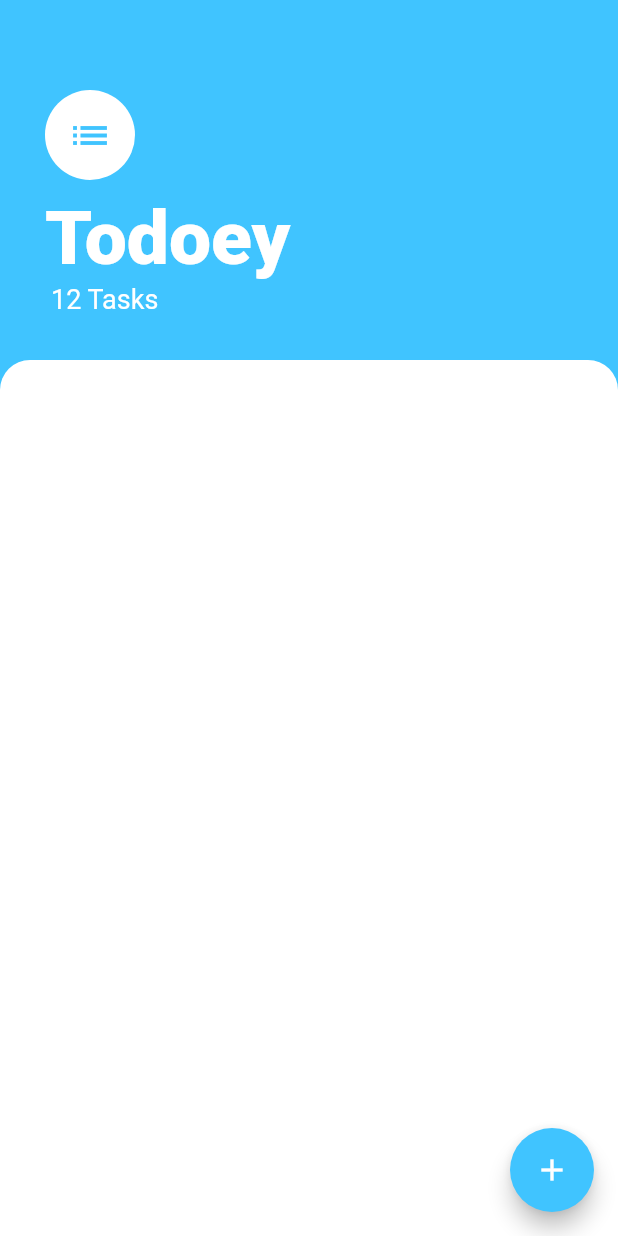
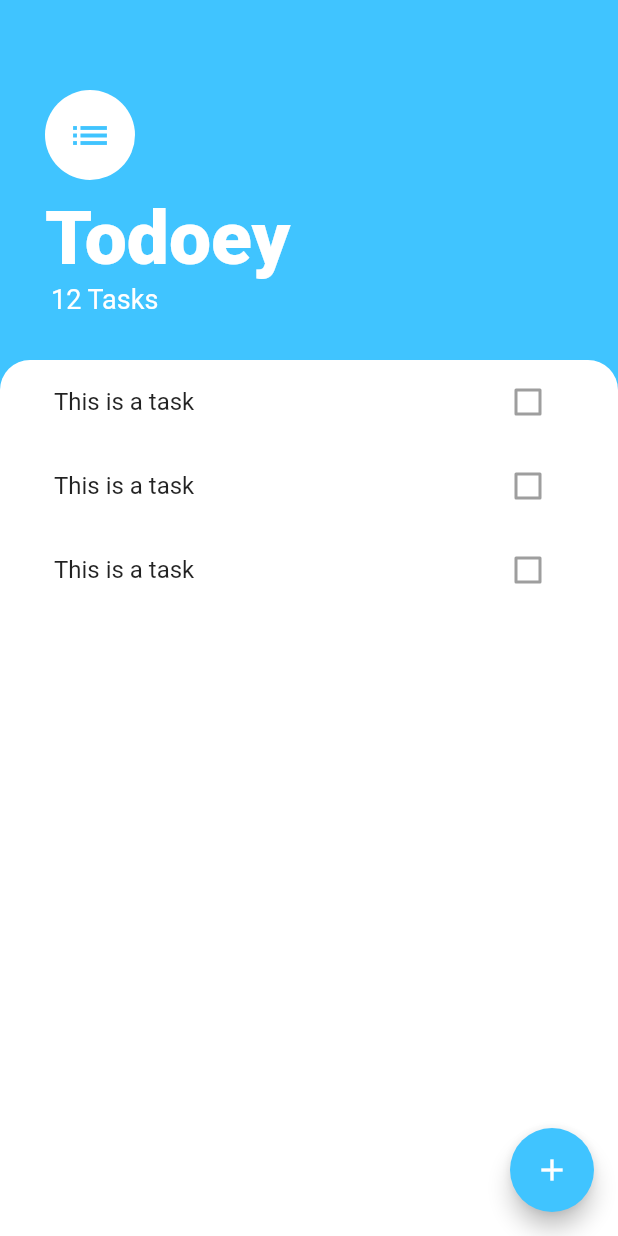
Before and after one commit to PatrickChow0803/Todoey, a Flutter app: the screen it shows after launch, on a phone screen of 412 x 824 dp. Run offline on Flutter 3.47's test engine with Material 2 defaults, Android fonts, the phone set to English and light mode, and no system bars.

Commit message:
Added custom ListView and custom ListTiles

```diff
--- a/todoey_flutter/lib/screens/tasks_screen.dart
+++ b/todoey_flutter/lib/screens/tasks_screen.dart
@@ -1,4 +1,5 @@
 import 'package:flutter/material.dart';
+import 'package:todoey_flutter/widgets/tasks_list.dart';
 
 class TasksScreen extends StatelessWidget {
   @override
@@ -61,6 +62,9 @@ class TasksScreen extends StatelessWidget {
           // Instead of using a height field, can use an expanded widget to stretch the box.
           Expanded(
             child: Container(
+              // Used to have the tasks line up with the widgets on top
+              padding: EdgeInsets.symmetric(horizontal: 20.0),
+              child: TasksList(),
               decoration: BoxDecoration(
                   color: Colors.white,
                   borderRadius: BorderRadius.only(
--- /dev/null
+++ b/todoey_flutter/lib/widgets/tasks_list.dart
@@ -0,0 +1,15 @@
+import 'package:flutter/material.dart';
+import 'package:todoey_flutter/widgets/tasks_tile.dart';
+
+class TasksList extends StatelessWidget {
+  @override
+  Widget build(BuildContext context) {
+    return ListView(
+      children: <Widget>[
+        TaskTile(),
+        TaskTile(),
+        TaskTile(),
+      ],
+    );
+  }
+}
--- /dev/null
+++ b/todoey_flutter/lib/widgets/tasks_tile.dart
@@ -0,0 +1,13 @@
+import 'package:flutter/material.dart';
+
+class TaskTile extends StatelessWidget {
+  @override
+  Widget build(BuildContext context) {
+    return ListTile(
+      title: Text('This is a task'),
+      trailing: Checkbox(
+        value: false,
+      ),
+    );
+  }
+}
```
